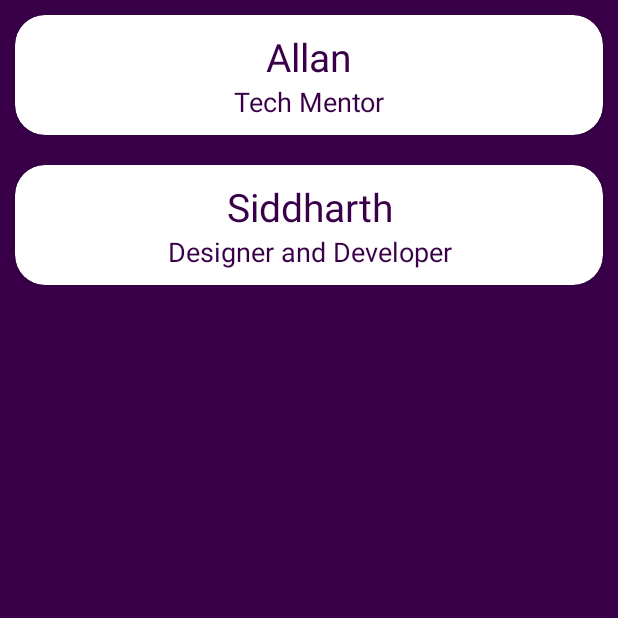
After one commit to allanbastian/ARCS19-android, an Android app: the Developers screen opened directly, with no data from a screen before it, on a phone screen of 412 x 824 dp, the top half of it. The commit adds this screen. Run offline under Robolectric (Android 15) with nearby library versions, the phone set to English and light mode, and no system bars.

Commit message:
Developers

```diff
--- a/app/build.gradle
+++ b/app/build.gradle
@@ -27,11 +27,13 @@ dependencies {
     androidTestImplementation 'com.android.support.test:runner:1.0.2'
     androidTestImplementation 'com.android.support.test.espresso:espresso-core:3.0.2'
 
-
     //Discrete Scroll View
     implementation 'com.yarolegovich:discrete-scrollview:1.4.9'
 
     //Space Bottom Navigation
     implementation 'com.github.armcha:SpaceNavigationView:1.6.0'
 
- }
+    implementation 'com.android.support:cardview-v7:28.0.0'
+    implementation 'com.android.support:recyclerview-v7:28.0.0'
+
+}
--- a/app/src/main/AndroidManifest.xml
+++ b/app/src/main/AndroidManifest.xml
@@ -16,6 +16,7 @@
                 <category android:name="android.intent.category.LAUNCHER" />
             </intent-filter>
         </activity>
+        <activity android:name=".Developers"></activity>
     </application>
 
 </manifest>
--- /dev/null
+++ b/app/src/main/java/android/gaurav/com/arcs19/Adapters/DevelopersAdapter.java
@@ -0,0 +1,53 @@
+package android.gaurav.com.arcs19.Adapters;
+
+import android.content.Context;
+import android.gaurav.com.arcs19.Developers_data;
+import android.gaurav.com.arcs19.R;
+import android.support.v7.widget.RecyclerView;
+import android.view.LayoutInflater;
+import android.view.View;
+import android.view.ViewGroup;
+import android.widget.TextView;
+
+import java.util.List;
+
+public class DevelopersAdapter extends RecyclerView.Adapter<DevelopersAdapter.MyViewHolder> {
+
+    private Context mContext;
+    private List<Developers_data> albumList;
+
+    public class MyViewHolder extends RecyclerView.ViewHolder {
+        public TextView title, post;
+
+        public MyViewHolder(View view) {
+            super(view);
+            title = (TextView) view.findViewById(R.id.title);
+            post = (TextView) view.findViewById(R.id.count);
+        }
+    }
+
+
+    public DevelopersAdapter(Context mContext, List<Developers_data> albumList) {
+        this.mContext = mContext;
+        this.albumList = albumList;
+    }
+
+    @Override
+    public MyViewHolder onCreateViewHolder(ViewGroup parent, int viewType) {
+        View itemView = LayoutInflater.from(parent.getContext())
+                .inflate(R.layout.developers_card, parent, false);
+        return new MyViewHolder(itemView);
+    }
+
+    @Override
+    public void onBindViewHolder(final MyViewHolder holder, int position) {
+        Developers_data album = albumList.get(position);
+        holder.title.setText(album.getName());
+        holder.post.setText(album.getPost());
+    }
+
+    @Override
+    public int getItemCount() {
+        return albumList.size();
+    }
+}
--- a/app/src/main/java/android/gaurav/com/arcs19/DiscreteScrollAdapter.java
+++ b/app/src/main/java/android/gaurav/com/arcs19/Adapters/DiscreteScrollAdapter.java
@@ -1,5 +1,7 @@
-package android.gaurav.com.arcs19;
+package android.gaurav.com.arcs19.Adapters;
 
+import android.gaurav.com.arcs19.DiscreteScrollClass;
+import android.gaurav.com.arcs19.R;
 import android.support.annotation.NonNull;
 import android.support.v7.widget.RecyclerView;
 import android.view.LayoutInflater;
--- /dev/null
+++ b/app/src/main/java/android/gaurav/com/arcs19/Developers.java
@@ -0,0 +1,44 @@
+package android.gaurav.com.arcs19;
+
+import android.gaurav.com.arcs19.Adapters.DevelopersAdapter;
+import android.support.v7.app.AppCompatActivity;
+import android.os.Bundle;
+import android.support.v7.widget.LinearLayoutManager;
+import android.support.v7.widget.RecyclerView;
+
+import java.util.ArrayList;
+import java.util.List;
+
+public class Developers extends AppCompatActivity {
+
+    private RecyclerView recyclerView;
+    private DevelopersAdapter adapter;
+    private List<Developers_data> albumList;
+
+    @Override
+    protected void onCreate(Bundle savedInstanceState) {
+        super.onCreate(savedInstanceState);
+        setContentView(R.layout.activity_developers);
+
+        recyclerView = (RecyclerView) findViewById(R.id.recycler_view);
+
+        albumList = new ArrayList<>();
+        adapter = new DevelopersAdapter(this, albumList);
+
+        RecyclerView.LayoutManager mLayoutManager = new LinearLayoutManager(this);
+        recyclerView.setLayoutManager(mLayoutManager);
+        recyclerView.setAdapter(adapter);
+        prepareAlbums();
+    }
+
+    private void prepareAlbums() {
+
+        Developers_data a = new Developers_data("Allan", "Tech Mentor");
+        albumList.add(a);
+
+        a = new Developers_data("Siddharth", "Designer and Developer");
+        albumList.add(a);
+
+        adapter.notifyDataSetChanged();
+    }
+}
--- /dev/null
+++ b/app/src/main/java/android/gaurav/com/arcs19/Developers_data.java
@@ -0,0 +1,30 @@
+package android.gaurav.com.arcs19;
+
+public class Developers_data {
+    private String name;
+    private String post;
+
+    public Developers_data() {
+    }
+
+    public Developers_data(String name, String post) {
+        this.name = name;
+        this.post = post;
+    }
+
+    public String getName() {
+        return name;
+    }
+
+    public void setName(String name) {
+        this.name = name;
+    }
+
+    public String getPost() {
+        return post;
+    }
+
+    public void setPost(String post) {
+        this.post = post;
+    }
+}
--- a/app/src/main/java/android/gaurav/com/arcs19/BottomNavigationFragment.java
+++ b/app/src/main/java/android/gaurav/com/arcs19/Fragments/BottomNavigationFragment.java
@@ -1,5 +1,6 @@
-package android.gaurav.com.arcs19;
+package android.gaurav.com.arcs19.Fragments;
 
+import android.gaurav.com.arcs19.R;
 import android.os.Bundle;
 import android.support.annotation.NonNull;
 import android.support.annotation.Nullable;
--- a/app/src/main/java/android/gaurav/com/arcs19/WorkShopFragment.java
+++ b/app/src/main/java/android/gaurav/com/arcs19/Fragments/WorkShopFragment.java
@@ -1,5 +1,8 @@
-package android.gaurav.com.arcs19;
+package android.gaurav.com.arcs19.Fragments;
 
+import android.gaurav.com.arcs19.Adapters.DiscreteScrollAdapter;
+import android.gaurav.com.arcs19.DiscreteScrollClass;
+import android.gaurav.com.arcs19.R;
 import android.os.Bundle;
 import android.support.annotation.NonNull;
 import android.support.annotation.Nullable;
@@ -11,7 +14,6 @@ import android.view.ViewGroup;
 import android.widget.Button;
 import android.widget.TextView;
 
-import com.luseen.spacenavigation.SpaceItem;
 import com.yarolegovich.discretescrollview.DiscreteScrollView;
 import com.yarolegovich.discretescrollview.transform.ScaleTransformer;
 
--- a/app/src/main/java/android/gaurav/com/arcs19/MainActivity.java
+++ b/app/src/main/java/android/gaurav/com/arcs19/MainActivity.java
@@ -1,5 +1,7 @@
 package android.gaurav.com.arcs19;
 
+import android.gaurav.com.arcs19.Fragments.BottomNavigationFragment;
+import android.gaurav.com.arcs19.Fragments.WorkShopFragment;
 import android.os.Bundle;
 import android.support.v4.app.FragmentManager;
 import android.support.v4.app.FragmentTransaction;
--- /dev/null
+++ b/app/src/main/res/layout/activity_developers.xml
@@ -0,0 +1,18 @@
+<?xml version="1.0" encoding="utf-8"?>
+<RelativeLayout xmlns:android="http://schemas.android.com/apk/res/android"
+    xmlns:app="http://schemas.android.com/apk/res-auto"
+    xmlns:tools="http://schemas.android.com/tools"
+    android:layout_width="match_parent"
+    android:layout_height="match_parent"
+    android:background="@color/colorPrimaryDark"
+    app:layout_behavior="@string/appbar_scrolling_view_behavior"
+    tools:showIn="@layout/activity_main">
+
+    <android.support.v7.widget.RecyclerView
+        android:id="@+id/recycler_view"
+        android:layout_width="match_parent"
+        android:layout_height="wrap_content"
+        android:clipToPadding="false"
+        android:scrollbars="vertical" />
+
+</RelativeLayout>
--- /dev/null
+++ b/app/src/main/res/layout/developers_card.xml
@@ -0,0 +1,51 @@
+<?xml version="1.0" encoding="utf-8"?>
+<LinearLayout xmlns:android="http://schemas.android.com/apk/res/android"
+    xmlns:card_view="http://schemas.android.com/apk/res-auto"
+    android:layout_width="wrap_content"
+    android:layout_height="wrap_content">
+
+    <android.support.v7.widget.CardView
+        android:id="@+id/card_view"
+        android:layout_width="match_parent"
+        android:layout_height="match_parent"
+        android:layout_marginTop="10dp"
+        android:layout_marginRight="10dp"
+        android:layout_marginLeft="10dp"
+        android:elevation="6dp"
+        card_view:cardCornerRadius="20dp"
+        android:layout_marginBottom="10dp"
+        android:background="@color/colorPrimaryDark">
+
+        <RelativeLayout
+            android:layout_width="match_parent"
+            android:layout_height="match_parent"
+            android:layout_marginLeft="5dp"
+            android:layout_marginTop="10dp"
+            android:layout_marginRight="5dp">
+
+            <TextView
+                android:id="@+id/title"
+                android:layout_width="match_parent"
+                android:layout_height="wrap_content"
+                android:gravity="center"
+                android:text="Name"
+                android:textAppearance="?android:attr/textAppearanceLargeInverse"
+                android:textColor="@color/colorPrimaryDark"
+                android:textSize="26sp" />
+
+            <TextView
+                android:id="@+id/count"
+                android:layout_width="match_parent"
+                android:layout_height="wrap_content"
+                android:layout_below="@id/title"
+                android:layout_marginBottom="10dp"
+                android:gravity="center"
+                android:text="Post"
+                android:textAppearance="?android:attr/textAppearanceMediumInverse"
+                android:textColor="@color/colorAccent" />
+
+        </RelativeLayout>
+
+    </android.support.v7.widget.CardView>
+
+</LinearLayout>
```
